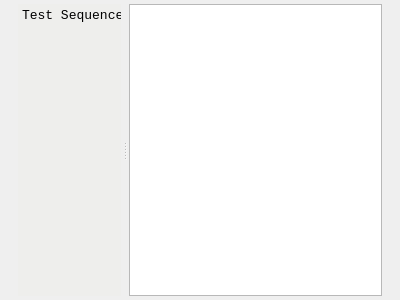
Old version of the form ui/alignment.ui in the repository beowulfey/pylinnaeo.
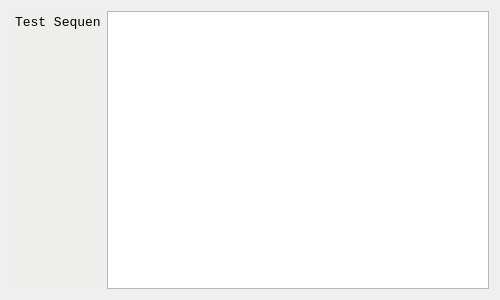
New version of the form.

Commit message: Properly displays alignment within the window! Added code to arrange the sequence properly.

Diff of the .ui file:
```diff
--- a/ui/alignment.ui
+++ b/ui/alignment.ui
@@ -6,90 +6,26 @@
    <rect>
     <x>0</x>
     <y>0</y>
-    <width>400</width>
+    <width>500</width>
     <height>300</height>
    </rect>
   </property>
   <property name="windowTitle">
    <string>New Alignment</string>
   </property>
-  <layout class="QGridLayout" name="gridLayout">
-   <property name="leftMargin">
-    <number>2</number>
-   </property>
-   <property name="topMargin">
-    <number>2</number>
-   </property>
-   <property name="rightMargin">
-    <number>2</number>
-   </property>
-   <property name="bottomMargin">
-    <number>2</number>
-   </property>
-   <property name="spacing">
-    <number>2</number>
-   </property>
-   <item row="0" column="0">
-    <widget class="QSplitter" name="splitter">
-     <property name="sizePolicy">
-      <sizepolicy hsizetype="Fixed" vsizetype="Preferred">
-       <horstretch>0</horstretch>
-       <verstretch>0</verstretch>
-      </sizepolicy>
-     </property>
-     <property name="orientation">
-      <enum>Qt::Horizontal</enum>
-     </property>
-     <widget class="QWidget" name="nameWidget" native="true">
-      <property name="sizePolicy">
-       <sizepolicy hsizetype="Fixed" vsizetype="Preferred">
-        <horstretch>0</horstretch>
-        <verstretch>0</verstretch>
-       </sizepolicy>
-      </property>
-      <property name="minimumSize">
-       <size>
-        <width>20</width>
-        <height>0</height>
-       </size>
-      </property>
-      <property name="baseSize">
-       <size>
-        <width>20</width>
-        <height>0</height>
-       </size>
-      </property>
-      <layout class="QGridLayout" name="gridLayout_2">
-       <property name="sizeConstraint">
-        <enum>QLayout::SetDefaultConstraint</enum>
-       </property>
-       <property name="leftMargin">
-        <number>2</number>
-       </property>
-       <property name="topMargin">
-        <number>2</number>
-       </property>
-       <property name="rightMargin">
-        <number>2</number>
-       </property>
-       <property name="bottomMargin">
-        <number>2</number>
-       </property>
-       <property name="spacing">
-        <number>2</number>
-       </property>
-       <item row="0" column="0">
+  <layout class="QHBoxLayout" name="horizontalLayout">
+   <item>
         <widget class="QTextEdit" name="namePane">
          <property name="sizePolicy">
-          <sizepolicy hsizetype="Fixed" vsizetype="Expanding">
+      <sizepolicy hsizetype="Minimum" vsizetype="Expanding">
            <horstretch>0</horstretch>
            <verstretch>0</verstretch>
           </sizepolicy>
          </property>
          <property name="minimumSize">
           <size>
-           <width>10</width>
-           <height>0</height>
+       <width>75</width>
+       <height>100</height>
           </size>
          </property>
          <property name="maximumSize">
@@ -153,6 +89,9 @@
          <property name="frameShadow">
           <enum>QFrame::Raised</enum>
          </property>
+     <property name="verticalScrollBarPolicy">
+      <enum>Qt::ScrollBarAlwaysOff</enum>
+     </property>
          <property name="horizontalScrollBarPolicy">
           <enum>Qt::ScrollBarAlwaysOff</enum>
          </property>
@@ -174,51 +113,35 @@
          </property>
         </widget>
        </item>
-      </layout>
-     </widget>
-     <widget class="QWidget" name="alignWidget" native="true">
-      <property name="sizePolicy">
-       <sizepolicy hsizetype="Expanding" vsizetype="Preferred">
-        <horstretch>0</horstretch>
-        <verstretch>0</verstretch>
-       </sizepolicy>
-      </property>
-      <layout class="QGridLayout" name="gridLayout_3">
-       <property name="sizeConstraint">
-        <enum>QLayout::SetDefaultConstraint</enum>
-       </property>
-       <property name="leftMargin">
-        <number>2</number>
-       </property>
-       <property name="topMargin">
-        <number>2</number>
-       </property>
-       <property name="rightMargin">
-        <number>2</number>
-       </property>
-       <property name="bottomMargin">
-        <number>2</number>
-       </property>
-       <property name="spacing">
-        <number>2</number>
-       </property>
-       <item row="0" column="0">
+   <item>
         <widget class="QTextEdit" name="alignPane">
          <property name="sizePolicy">
-          <sizepolicy hsizetype="Expanding" vsizetype="Preferred">
+      <sizepolicy hsizetype="Expanding" vsizetype="Expanding">
            <horstretch>0</horstretch>
            <verstretch>0</verstretch>
           </sizepolicy>
          </property>
+     <property name="minimumSize">
+      <size>
+       <width>200</width>
+       <height>100</height>
+      </size>
+     </property>
          <property name="font">
           <font>
            <family>Liberation Mono</family>
            <pointsize>10</pointsize>
           </font>
          </property>
+     <property name="verticalScrollBarPolicy">
+      <enum>Qt::ScrollBarAsNeeded</enum>
+     </property>
          <property name="horizontalScrollBarPolicy">
           <enum>Qt::ScrollBarAlwaysOff</enum>
          </property>
+     <property name="sizeAdjustPolicy">
+      <enum>QAbstractScrollArea::AdjustToContents</enum>
+     </property>
          <property name="lineWrapMode">
           <enum>QTextEdit::NoWrap</enum>
          </property>
@@ -228,10 +151,6 @@
          <property name="textInteractionFlags">
           <set>Qt::TextSelectableByKeyboard|Qt::TextSelectableByMouse</set>
          </property>
-        </widget>
-       </item>
-      </layout>
-     </widget>
     </widget>
    </item>
   </layout>
```
Left out of the diff: 6 changed lines with no effect on the pictures. Lines whose indentation alone changed are shown as unchanged. The commit also changes 5 other files.
